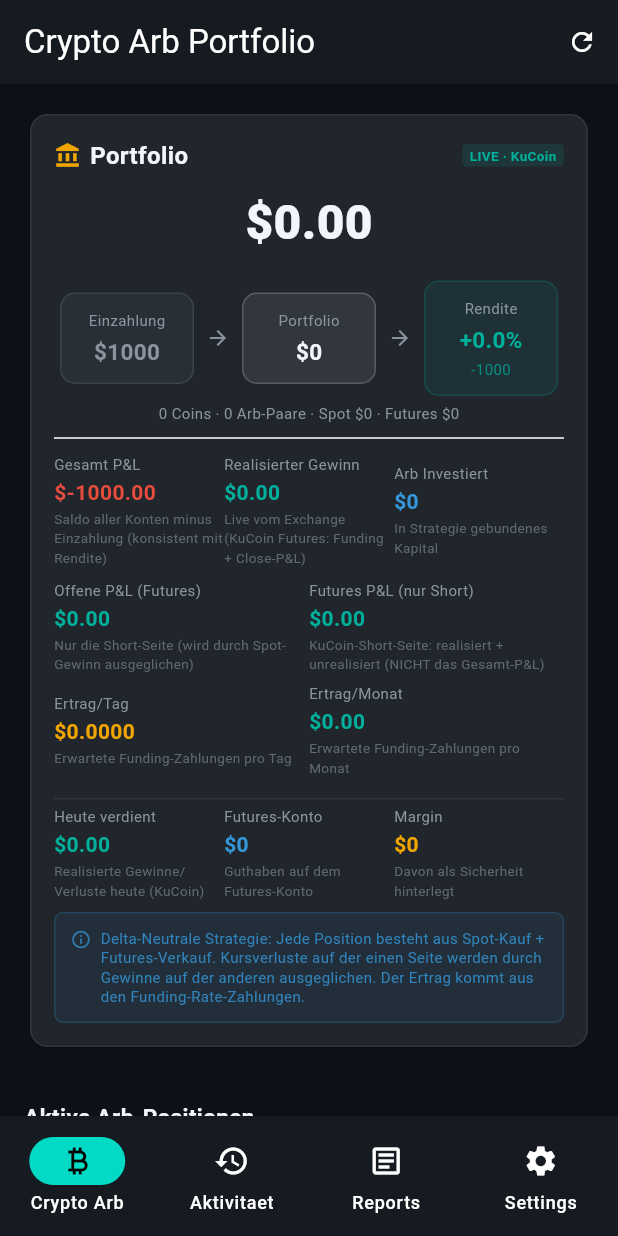
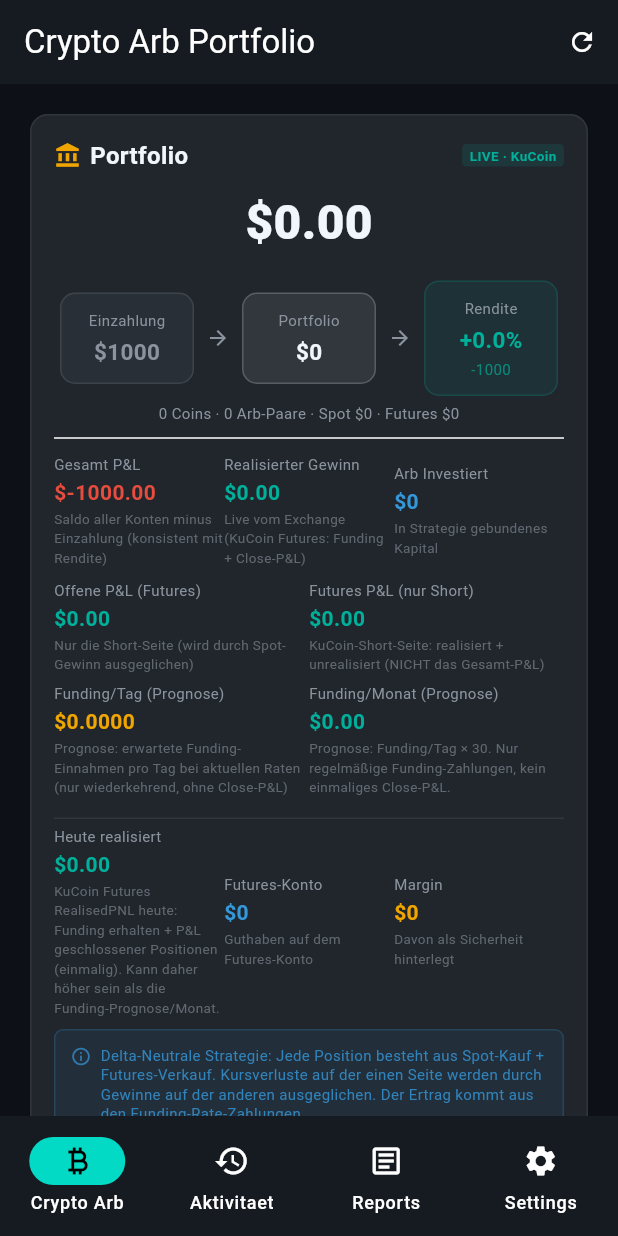
Before and after one commit to agentomaniac1o0/trading-app, a Flutter app: the screen it shows after launch, on a phone screen of 412 x 824 dp. Run offline on Flutter 3.47's test engine with Material 3 defaults, Android fonts, the phone set to English and light mode, and no system bars; our stand-ins replace dio, flutter_html, flutter_markdown, flutter_riverpod, go_router; network calls fail.

Commit message:
feat(crypto-arb): clearer KPI labels + 'Arb OFFEN' badge
- Funding/Tag/Monat umbenannt + 'Prognose' Suffix + help-text
- 'Heute verdient' -> 'Heute realisiert' mit KuCoin-spezifischem help
- Neues Badge 'Arb OFFEN' (anzahl aktiver Positionen) im Header

```diff
--- a/frontend/lib/pages/crypto_arb_page.dart
+++ b/frontend/lib/pages/crypto_arb_page.dart
@@ -150,6 +150,9 @@ class _CryptoArbPageState extends ConsumerState<CryptoArbPage> {
                       fontWeight: FontWeight.w700,
                       color: AppColors.textColor(context),
                     )),
+                const SizedBox(width: 8),
+                if (arbPositions > 0)
+                  _badge('$arbPositions Arb OFFEN', AppColors.gold),
                 const Spacer(),
                 _badge('LIVE · KuCoin', AppColors.positive),
               ],
@@ -216,19 +219,19 @@ class _CryptoArbPageState extends ConsumerState<CryptoArbPage> {
             const SizedBox(height: 6),
             Row(
               children: [
-                _kpi('Ertrag/Tag', '\$${_computeDailyEarnings(posAsync).toStringAsFixed(4)}', AppColors.gold,
-                    help: 'Erwartete Funding-Zahlungen pro Tag'),
-                _kpi('Ertrag/Monat', '\$${(_computeDailyEarnings(posAsync) * 30).toStringAsFixed(2)}', AppColors.positive,
-                    help: 'Erwartete Funding-Zahlungen pro Monat'),
+                _kpi('Funding/Tag (Prognose)', '\$${_computeDailyEarnings(posAsync).toStringAsFixed(4)}', AppColors.gold,
+                    help: 'Prognose: erwartete Funding-Einnahmen pro Tag bei aktuellen Raten (nur wiederkehrend, ohne Close-P&L)'),
+                _kpi('Funding/Monat (Prognose)', '\$${(_computeDailyEarnings(posAsync) * 30).toStringAsFixed(2)}', AppColors.positive,
+                    help: 'Prognose: Funding/Tag × 30. Nur regelmäßige Funding-Zahlungen, kein einmaliges Close-P&L.'),
               ],
             ),
             const SizedBox(height: 10),
             _sectionDivider(),
             Row(
               children: [
-                _kpi('Heute verdient', '\$${todayPnl.toStringAsFixed(2)}',
+                _kpi('Heute realisiert', '\$${todayPnl.toStringAsFixed(2)}',
                     todayPnl >= 0 ? AppColors.positive : AppColors.negative,
-                    help: 'Realisierte Gewinne/Verluste heute (KuCoin)'),
+                    help: 'KuCoin Futures RealisedPNL heute: Funding erhalten + P&L geschlossener Positionen (einmalig). Kann daher höher sein als die Funding-Prognose/Monat.'),
                 _kpi('Futures-Konto', '\$${accountEquity.toStringAsFixed(0)}', AppColors.blue,
                     help: 'Guthaben auf dem Futures-Konto'),
                 _kpi('Margin', '\$${(portfolio?["futures_total"] ?? 0.0).toDouble().toStringAsFixed(0)}', AppColors.gold,
```
